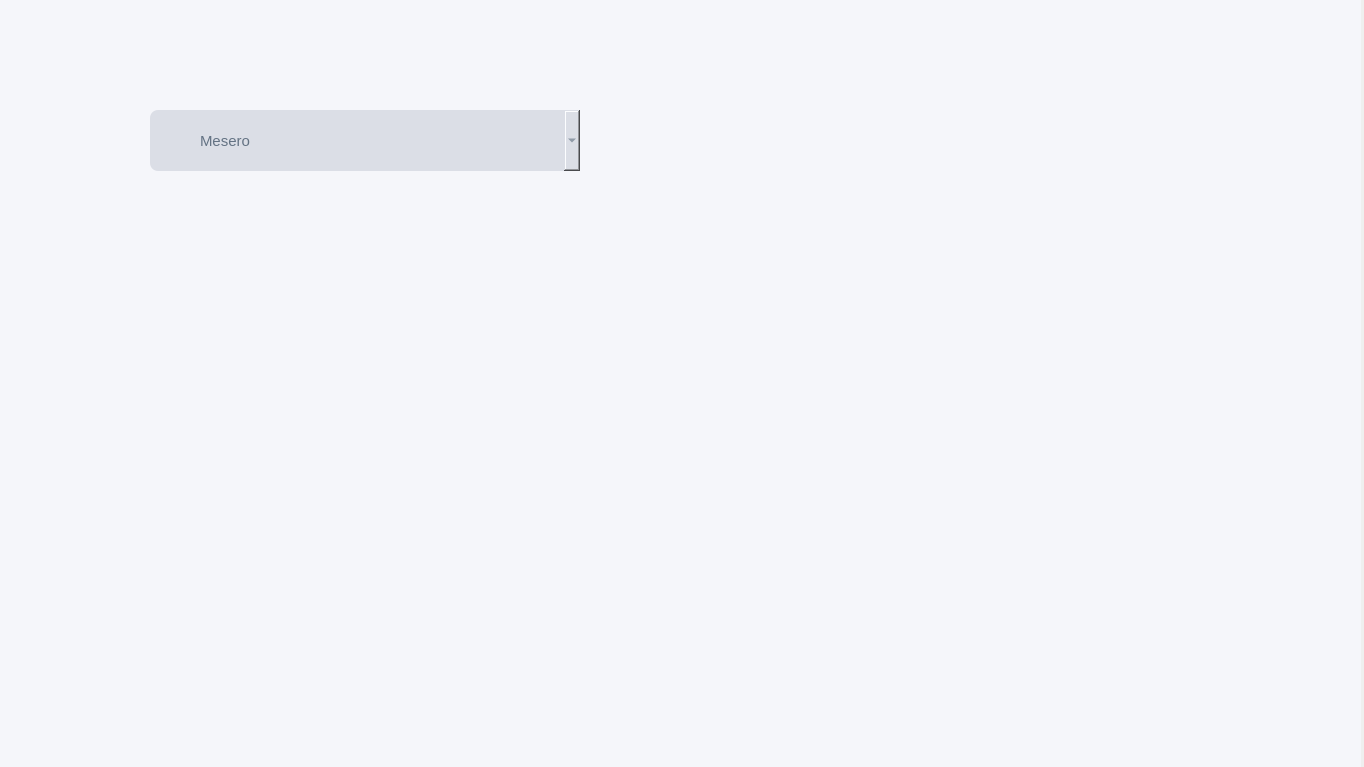
AngelGenis/Appetizer, file appetizer-core/mainwindow.ui: the form before one commit.
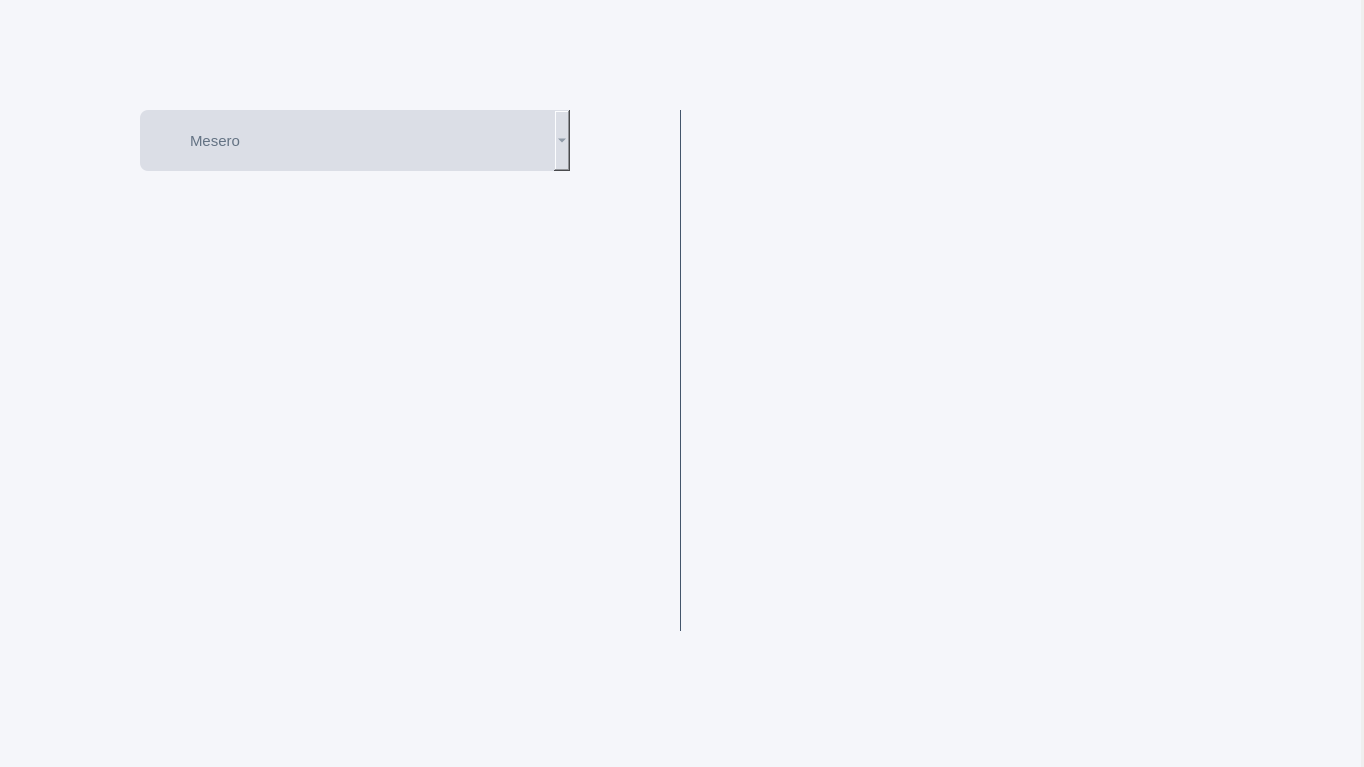
The form after the commit. Custom widgets are drawn as their Qt base class.

Commit message: Crear diseño combo box

Patch:
```diff
--- a/appetizer-core/mainwindow.ui
+++ b/appetizer-core/mainwindow.ui
@@ -38,7 +38,7 @@
      <widget class="QComboBox" name="lista_categorias">
       <property name="geometry">
        <rect>
-        <x>150</x>
+        <x>140</x>
         <y>110</y>
         <width>430</width>
         <height>61</height>
@@ -133,10 +133,27 @@
        <string/>
       </property>
      </widget>
+     <widget class="QLabel" name="label_3">
+      <property name="geometry">
+       <rect>
+        <x>680</x>
+        <y>110</y>
+        <width>1</width>
+        <height>521</height>
+       </rect>
+      </property>
+      <property name="styleSheet">
+       <string notr="true">background: #43556B;</string>
+      </property>
+      <property name="text">
+       <string/>
+      </property>
+     </widget>
      <zorder>label_2</zorder>
      <zorder>lista_categorias</zorder>
      <zorder>keypad</zorder>
      <zorder>userListView</zorder>
+     <zorder>label_3</zorder>
     </widget>
     <widget class="QWidget" name="welcomePage">
      <widget class="QLabel" name="label">
```
The commit also changes 5 other files.
